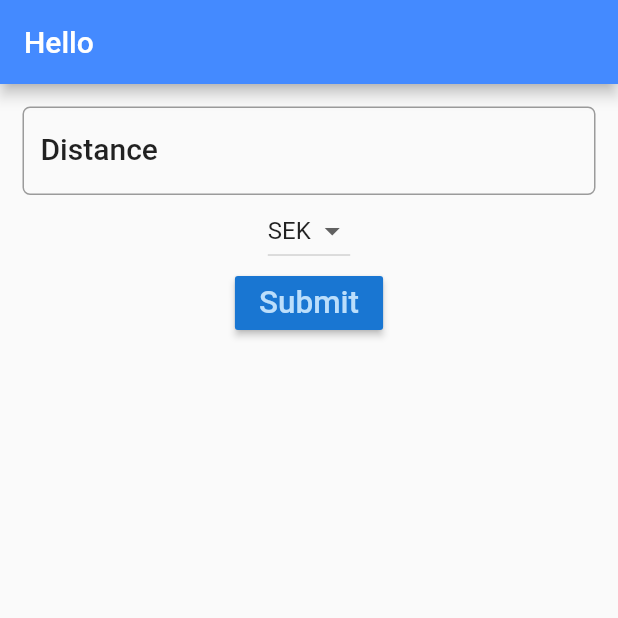
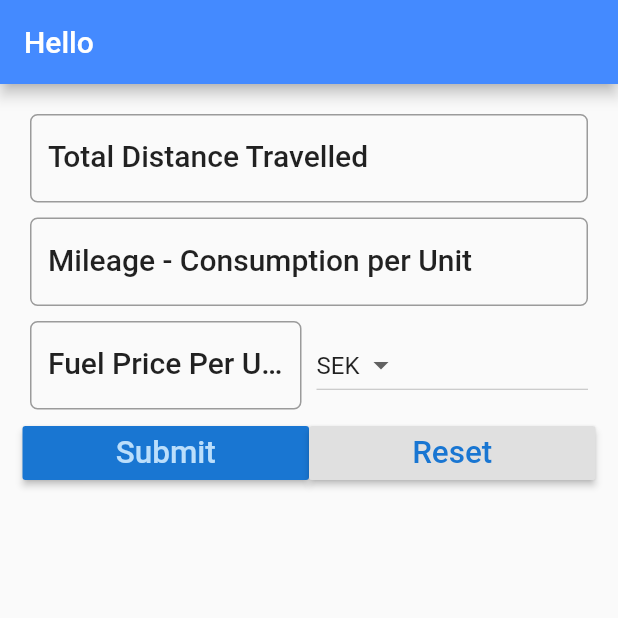
Before and after one commit to vibhakarsarswat/fpr_tripCostCalculator, a Flutter app: the screen it shows after launch, after a tap on "Submit", on a phone screen of 412 x 824 dp, the top half of it. Run offline on Flutter 3.47's test engine with Material 2 defaults, Android fonts, the phone set to English and light mode, and no system bars.

Commit message:
Added two new TextFields, Reset button, '_calculateTotalCost' and '_reset' methods and 'INR' currency 1. UI: Added two TextFields and TextFieldsController for 'milegae' and 'price' 2. UI: Added a Reset (RaisedButton) to clear TesxtFields and Result. 3. Added '_calculateTotalCost' method. 4. Added '_reset' method. 5. Added a new currency i.e. 'INR'

```diff
--- a/lib/main.dart
+++ b/lib/main.dart
@@ -22,9 +22,10 @@ class _FuelFormState extends State<FuelForm> {
 
   String result = '';
   String _currency = 'SEK';     // This will be used as the default dropdown item/currency.
-  final _currencies = ['USD', 'EUR', 'GBP', 'SEK'];     // This list will be used for displaying as dropdown items.
-  final distanceController = TextEditingController();
-
+  final _currencies = ['USD', 'EUR', 'GBP', 'SEK', 'INR'];     // This list will be used for displaying as dropdown items.
+  TextEditingController distanceController = TextEditingController();
+  TextEditingController avgController = TextEditingController();
+  TextEditingController priceController = TextEditingController();
 
   @override
   Widget build(BuildContext context) {
@@ -42,13 +43,14 @@ class _FuelFormState extends State<FuelForm> {
         child: Column(
           children: <Widget>[
 
-
-            TextField(
-              // Setting the Controller for this TestField to 'distanceController'
+            Padding(
+              padding: const EdgeInsets.all(5.0),
+              child: TextField(
+                // Setting the Controller for this TestField to 'Controller'
                 controller: distanceController,
                 decoration: InputDecoration(
-                hintText: 'Please enter your name',
-                labelText: 'Distance',
+                    labelText: 'Total Distance Travelled',
+                    hintText: 'e.g. 147',
                     labelStyle: textStyle,
                     border: OutlineInputBorder(
                       borderRadius: BorderRadius.circular(5.0),
@@ -56,9 +58,49 @@ class _FuelFormState extends State<FuelForm> {
                 ),
                 keyboardType: TextInputType.number,
               ),
+            ),
 
+            Padding(
+              padding: const EdgeInsets.all(5.0),
+              child: TextField(
+                // Setting the Controller for this TestField to 'distanceController'
+                controller: avgController,
+                decoration: InputDecoration(
+                    labelText: 'Mileage - Consumption per Unit',
+                    hintText: 'e.g. 17',
+                    labelStyle: textStyle,
+                    border: OutlineInputBorder(
+                      borderRadius: BorderRadius.circular(5.0),
+                    )
+                ),
+                keyboardType: TextInputType.number,
+              ),
+            ),
 
-            DropdownButton<String> (
+            Padding(
+              padding: const EdgeInsets.all(5.0),
+              child: Row(children: <Widget>[
+                Expanded(
+                  child: TextField(
+                    // Setting the Controller for this TestField to 'averageController'
+                    controller: priceController,
+                    decoration: InputDecoration(
+                        labelText: 'Fuel Price Per Unit',
+                        hintText: 'e.g. 74',
+                        labelStyle: textStyle,
+                        border: OutlineInputBorder(
+                          borderRadius: BorderRadius.circular(5.0),
+                        )
+                    ),
+                    keyboardType: TextInputType.number,
+                  ),
+                ),
+
+                Container(width: 10.0),
+
+                Expanded(
+                  child: DropdownButton<String> (
+
                     // value --> It will be used as the currently selected item, or null if no item has been selected.
                     value: _currency,
 
@@ -75,13 +117,20 @@ class _FuelFormState extends State<FuelForm> {
                       _onDropDownChanged(newValue);
                     },
                   ),
+                ),
+              ]),
+            ),
 
-            RaisedButton(
+
+            Row(
+              children: <Widget>[
+
+                Expanded(child: RaisedButton(
                     color: Theme.of(context).primaryColorDark,
                     textColor: Theme.of(context).primaryColorLight,
                     onPressed: () {
                       setState(() {
-                  result = distanceController.text;
+                        result = _calculateTotalCost();
                       });
                     },
 
@@ -90,10 +139,30 @@ class _FuelFormState extends State<FuelForm> {
                       'Submit',
                       // 'textScaleFactor' is used to change the text size
                       textScaleFactor: 1.5,
-              ),
+                    ),),),
+
+                Expanded(child: RaisedButton(
+                    color: Theme.of(context).buttonColor,
+                    textColor: Theme.of(context).primaryColorDark,
+                    onPressed: () {
+                      setState(() {
+                        _reset();
+                      });
+                    },
+
+                    // Text to display on 'Button' widget
+                    child: Text(
+                      'Reset',
+                      // 'textScaleFactor' is used to change the text size
+                      textScaleFactor: 1.5,
+                    ),),),
+              ],
             ),
 
-            Text(result),
+            Padding(
+              padding: const EdgeInsets.all(5.0),
+              child: Text(result),
+            ),
 
           ],
         ),
@@ -101,9 +170,30 @@ class _FuelFormState extends State<FuelForm> {
     );
   }
 
-  _onDropDownChanged(String newValue) {
+  void _onDropDownChanged(String newValue) {
     setState(() {
       this._currency = newValue;
     });
   }
+
+  String _calculateTotalCost() {
+
+    double _distanceTravelled = double.parse(distanceController.text);
+    double _averageConsumption = double.parse(avgController.text);
+    double _fuelPricePeeUnit = double.parse(priceController.text);
+
+    double _totalTripCost = _distanceTravelled / _averageConsumption * _fuelPricePeeUnit;
+
+    String _result = 'The total cost of your Trip is: ${_totalTripCost.toStringAsFixed(2)} $_currency';
+
+    return _result;
   }
+
+  void _reset() {
+    distanceController.clear();
+    avgController.clear();
+    priceController.clear();
+    setState(() {
+      result = '';    });
+  }
+}
```
Lines whose indentation alone changed are shown as unchanged.
